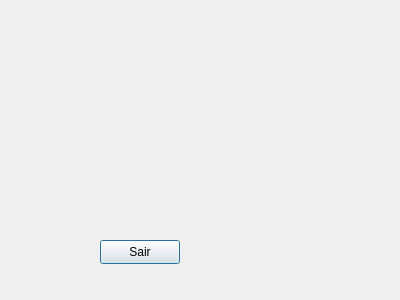
YagoConstantino/SistemaBancario, file Projeto/encerrarconta.ui: the form before one commit.
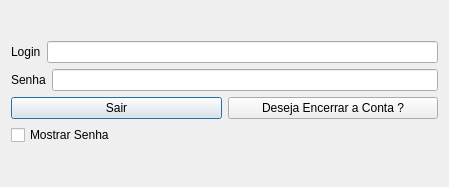
The form after the commit.

Patch:
```diff
--- a/Projeto/encerrarconta.ui
+++ b/Projeto/encerrarconta.ui
@@ -6,26 +6,84 @@
    <rect>
     <x>0</x>
     <y>0</y>
-    <width>400</width>
-    <height>300</height>
+    <width>449</width>
+    <height>187</height>
    </rect>
   </property>
   <property name="windowTitle">
    <string>Dialog</string>
   </property>
-  <widget class="QPushButton" name="Sair">
-   <property name="geometry">
-    <rect>
-     <x>100</x>
-     <y>240</y>
-     <width>80</width>
-     <height>24</height>
-    </rect>
-   </property>
-   <property name="text">
-    <string>Sair</string>
-   </property>
-  </widget>
+  <layout class="QVBoxLayout" name="verticalLayout_4">
+   <item>
+    <layout class="QVBoxLayout" name="verticalLayout_3">
+     <item>
+      <layout class="QVBoxLayout" name="verticalLayout_2">
+       <item>
+        <layout class="QVBoxLayout" name="verticalLayout">
+         <item>
+          <layout class="QHBoxLayout" name="horizontalLayout_2">
+           <item>
+            <widget class="QLabel" name="labelLogin">
+             <property name="text">
+              <string>Login</string>
+             </property>
+            </widget>
+           </item>
+           <item>
+            <widget class="QLineEdit" name="TextLogin"/>
+           </item>
+          </layout>
+         </item>
+         <item>
+          <layout class="QHBoxLayout" name="horizontalLayout_3">
+           <item>
+            <widget class="QLabel" name="labelSenha">
+             <property name="text">
+              <string>Senha</string>
+             </property>
+            </widget>
+           </item>
+           <item>
+            <widget class="QLineEdit" name="TextSenha">
+             <property name="echoMode">
+              <enum>QLineEdit::EchoMode::Password</enum>
+             </property>
+            </widget>
+           </item>
+          </layout>
+         </item>
+        </layout>
+       </item>
+       <item>
+        <layout class="QHBoxLayout" name="horizontalLayout">
+         <item>
+          <widget class="QPushButton" name="Sair">
+           <property name="text">
+            <string>Sair</string>
+           </property>
+          </widget>
+         </item>
+         <item>
+          <widget class="QPushButton" name="EncerrarButton">
+           <property name="text">
+            <string>Deseja Encerrar a Conta ?</string>
+           </property>
+          </widget>
+         </item>
+        </layout>
+       </item>
+      </layout>
+     </item>
+     <item>
+      <widget class="QCheckBox" name="MostrarSenha">
+       <property name="text">
+        <string>Mostrar Senha</string>
+       </property>
+      </widget>
+     </item>
+    </layout>
+   </item>
+  </layout>
  </widget>
  <resources/>
  <connections/>
```
